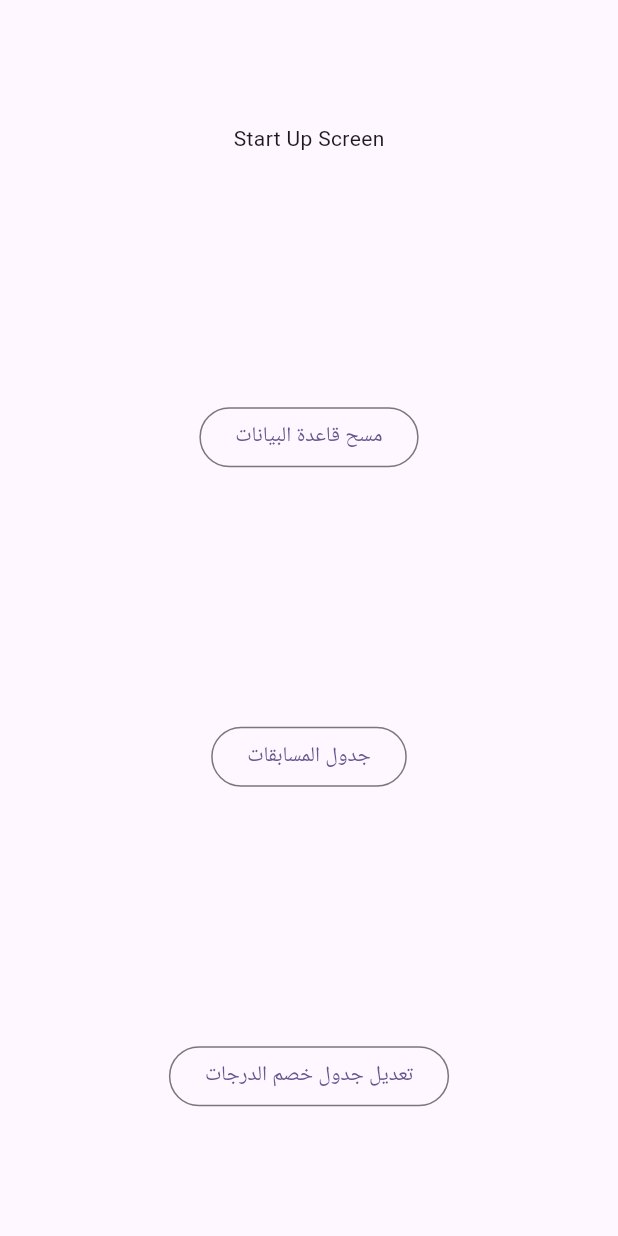
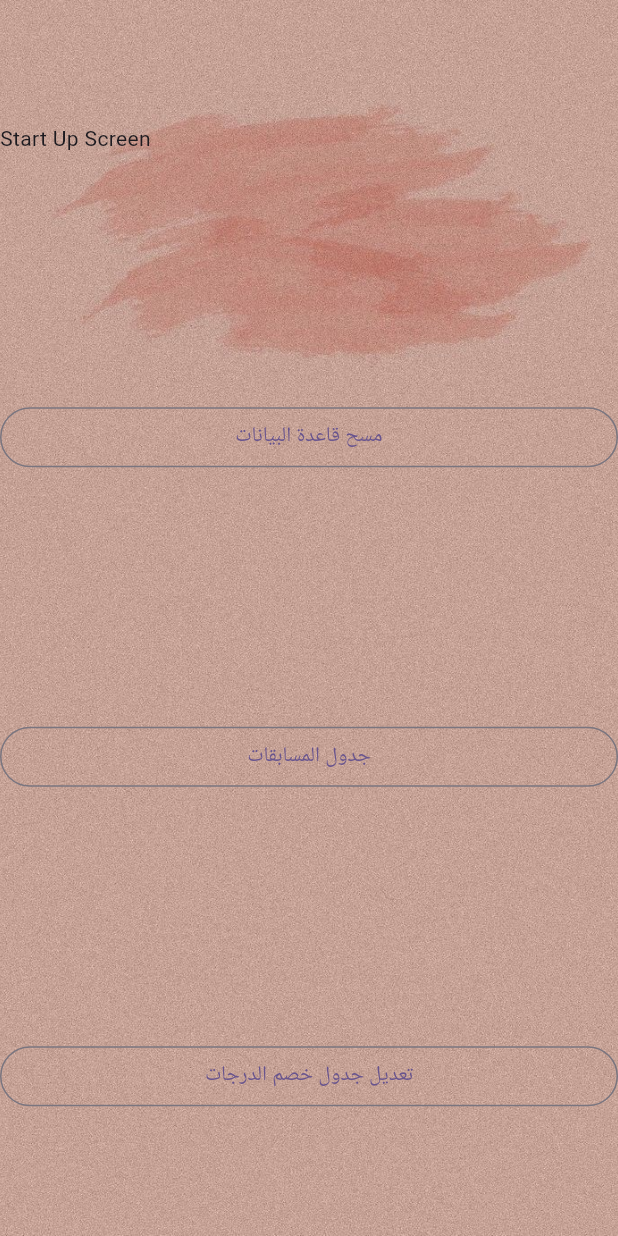
Before and after one commit to mhussin2008/quran_test, a Flutter app: the screen it shows after launch, on a phone screen of 412 x 824 dp. Run offline on Flutter 3.47's test engine with Material 2 defaults, Android fonts, the phone set to English and light mode, and no system bars; our stand-ins replace fluttertoast, shared_preferences, sqflite, syncfusion_flutter_datagrid; accounts and stored records are empty.

Commit message:
working semi final back

```diff
--- a/lib/Screens/StartUpScreen.dart
+++ b/lib/Screens/StartUpScreen.dart
@@ -14,7 +14,14 @@ class startUpScreen extends StatelessWidget {
   Widget build(BuildContext context) {
     return Scaffold(
       body: Center(
+        child: Container(
+          decoration: BoxDecoration(
+            image: DecorationImage(
+              image: AssetImage('assets/jpg/back.jpg' ),fit: BoxFit.cover
+            )
+          ),
           child: Column(
+            crossAxisAlignment: CrossAxisAlignment.stretch,
             mainAxisAlignment: MainAxisAlignment.spaceAround,
             children: [
               Text('Start Up Screen'),
@@ -55,6 +62,7 @@ class startUpScreen extends StatelessWidget {
             ],
           ),
         ),
+      ),
     );
   }
 
--- a/pubspec.yaml
+++ b/pubspec.yaml
@@ -63,8 +63,8 @@ flutter:
   uses-material-design: true
 
   # To add assets to your application, add an assets section, like this:
-  # assets:
-  #   - images/a_dot_burr.jpeg
+  assets:
+    - assets/jpg/
   #   - images/a_dot_ham.jpeg
 
   # An image asset can refer to one or more resolution-specific "variants", see
```
Also changed, not shown: assets/jpg/back.jpg (added). Lines whose indentation alone changed are shown as unchanged.
